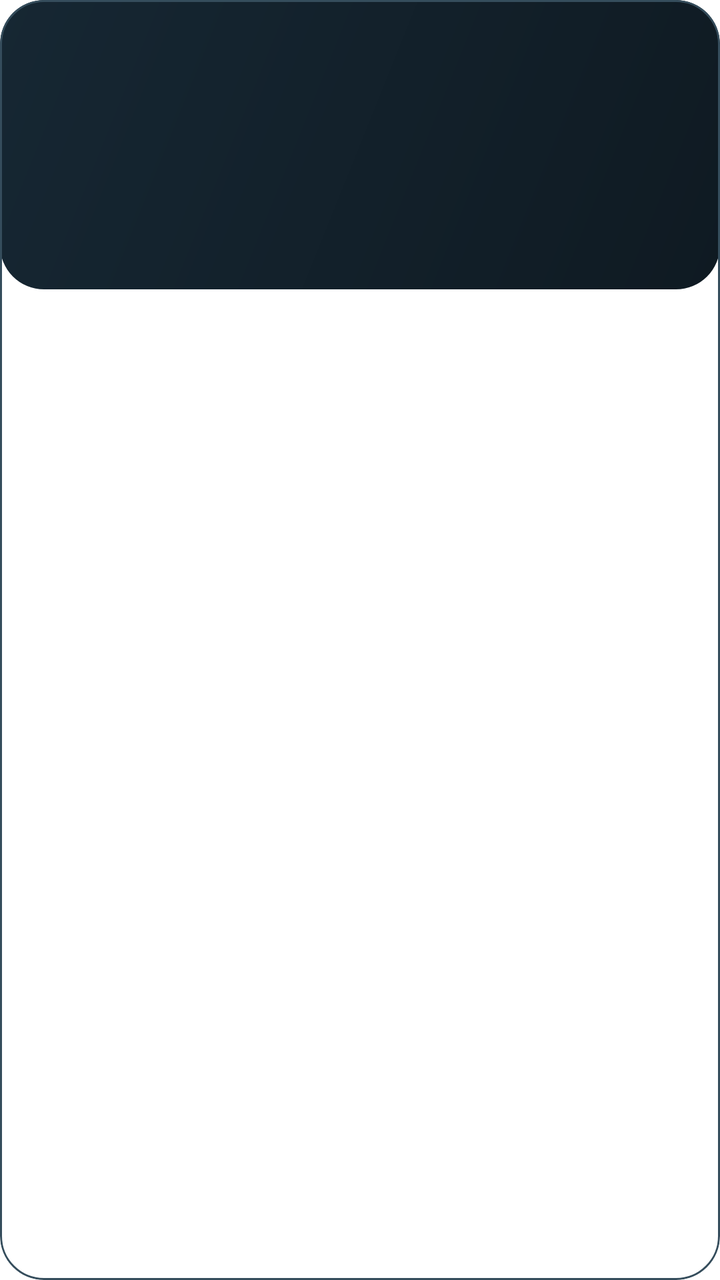
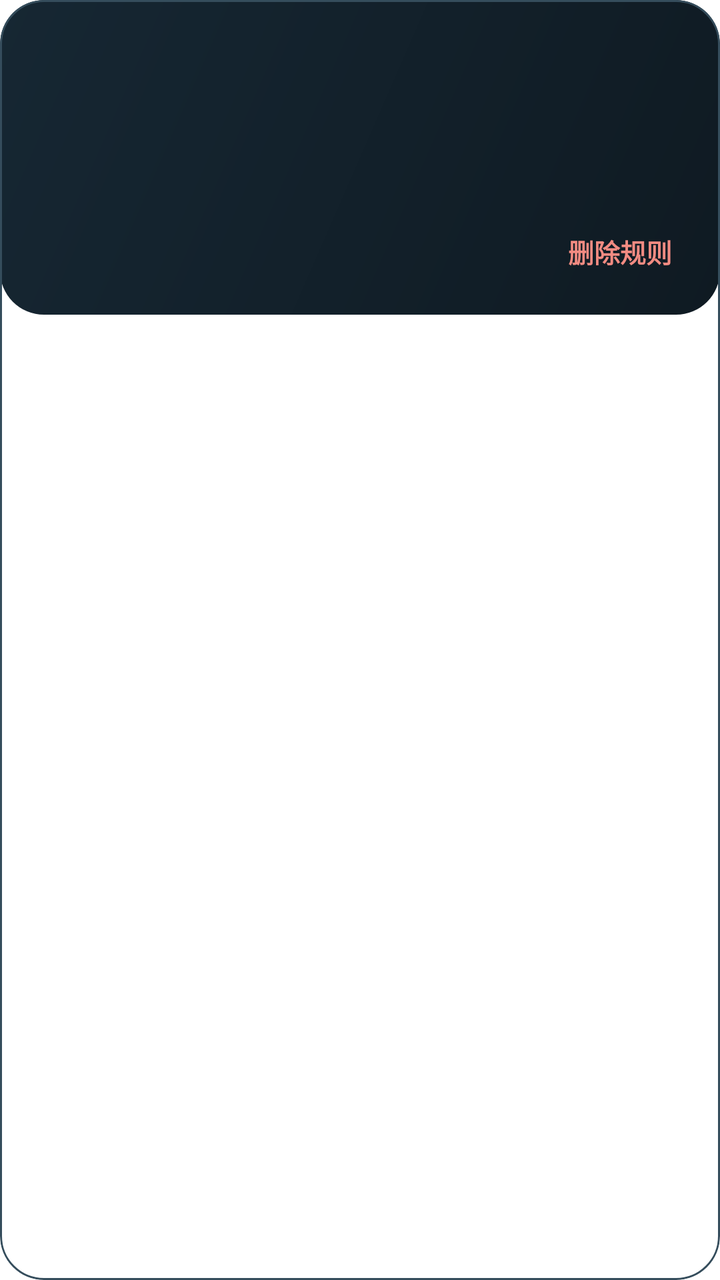

An Android layout rendered at two revisions. The XML below is the earlier revision; the diff shows what the commit changed to produce the second picture.
<!-- AndroidManifest.xml: application theme Theme.ParkingAlert -->
<!-- res/layout/item_rule.xml -->
<?xml version="1.0" encoding="utf-8"?>
<com.google.android.material.card.MaterialCardView xmlns:android="http://schemas.android.com/apk/res/android"
    xmlns:app="http://schemas.android.com/apk/res-auto"
    android:layout_width="match_parent"
    android:layout_height="wrap_content"
    android:layout_marginBottom="12dp"
    app:cardBackgroundColor="@android:color/transparent"
    app:cardCornerRadius="22dp"
    app:cardElevation="0dp"
    app:strokeColor="#354D5C"
    app:strokeWidth="1dp">

    <LinearLayout
        android:layout_width="match_parent"
        android:layout_height="wrap_content"
        android:background="@drawable/bg_rule_surface"
        android:orientation="vertical"
        android:padding="16dp">

        <LinearLayout
            android:layout_width="match_parent"
            android:layout_height="wrap_content"
            android:gravity="center_vertical"
            android:orientation="horizontal">

            <LinearLayout
                android:layout_width="0dp"
                android:layout_height="wrap_content"
                android:layout_weight="1"
                android:orientation="vertical">

                <TextView
                    android:id="@+id/ruleTitleText"
                    android:layout_width="wrap_content"
                    android:layout_height="wrap_content"
                    android:textColor="#F5F7FA"
                    android:textSize="17sp"
                    android:textStyle="bold" />

                <TextView
                    android:id="@+id/ruleBadgeText"
                    android:layout_width="wrap_content"
                    android:layout_height="wrap_content"
                    android:layout_marginTop="8dp"
                    android:paddingStart="10dp"
                    android:paddingTop="4dp"
                    android:paddingEnd="10dp"
                    android:paddingBottom="4dp"
                    android:textColor="#08100F"
                    android:textSize="11sp"
                    android:textStyle="bold" />
            </LinearLayout>

            <com.google.android.material.materialswitch.MaterialSwitch
                android:id="@+id/ruleEnabledSwitch"
                android:layout_width="wrap_content"
                android:layout_height="wrap_content"
                android:text=""
                app:showText="false"
                android:textColor="#F5F7FA" />
        </LinearLayout>

        <TextView
            android:id="@+id/ruleSummaryText"
            android:layout_width="match_parent"
            android:layout_height="wrap_content"
            android:layout_marginTop="14dp"
            android:lineSpacingExtra="2dp"
            android:textColor="#C7D5DE"
            android:textSize="14sp" />

        <TextView
            android:id="@+id/ruleMetaText"
            android:layout_width="match_parent"
            android:layout_height="wrap_content"
            android:layout_marginTop="10dp"
            android:textColor="#89A1AF"
            android:textSize="12sp" />
    </LinearLayout>
</com.google.android.material.card.MaterialCardView>
<!-- resources referenced by this layout -->
<resources>
  <!-- drawable bg_rule_surface (drawable) -->
  <?xml version="1.0" encoding="utf-8"?>
  <shape xmlns:android="http://schemas.android.com/apk/res/android">
      <corners android:radius="22dp" />
      <gradient
          android:angle="315"
          android:endColor="#0F1A22"
          android:startColor="#162733" />
  </shape>
  <style name="Theme.ParkingAlert" parent="Theme.MaterialComponents.DayNight.NoActionBar">
          <item name="colorPrimary">@color/signal_teal</item>
          <item name="colorPrimaryVariant">@color/signal_teal_dark</item>
          <item name="colorOnPrimary">#061412</item>
          <item name="colorSecondary">@color/signal_alert</item>
          <item name="colorOnSecondary">#FFF8F6</item>
          <item name="colorSurface">@color/panel_surface</item>
          <item name="colorOnSurface">#F5F7FA</item>
          <item name="android:statusBarColor" tools:targetApi="l">@color/app_shell</item>
      </style>
  <color name="signal_teal">#29FFD2</color>
  <color name="signal_teal_dark">#14C6A6</color>
  <color name="signal_alert">#FF6C5A</color>
  <color name="panel_surface">#13212B</color>
  <color name="app_shell">#071016</color>
</resources>

<!-- the commit's change to res/layout/item_rule.xml (unified diff, before → after) -->
@@ -31,33 +31,15 @@
 
                 <TextView
                     android:id="@+id/ruleTitleText"
-                    android:layout_width="wrap_content"
+                    android:layout_width="match_parent"
                     android:layout_height="wrap_content"
+                    android:ellipsize="end"
+                    android:maxLines="1"
                     android:textColor="#F5F7FA"
                     android:textSize="17sp"
                     android:textStyle="bold" />
-
-                <TextView
-                    android:id="@+id/ruleBadgeText"
-                    android:layout_width="wrap_content"
-                    android:layout_height="wrap_content"
-                    android:layout_marginTop="8dp"
-                    android:paddingStart="10dp"
-                    android:paddingTop="4dp"
-                    android:paddingEnd="10dp"
-                    android:paddingBottom="4dp"
-                    android:textColor="#08100F"
-                    android:textSize="11sp"
-                    android:textStyle="bold" />
             </LinearLayout>
 
-            <com.google.android.material.materialswitch.MaterialSwitch
-                android:id="@+id/ruleEnabledSwitch"
-                android:layout_width="wrap_content"
-                android:layout_height="wrap_content"
-                android:text=""
-                app:showText="false"
-                android:textColor="#F5F7FA" />
         </LinearLayout>
 
         <TextView
@@ -76,5 +58,45 @@
             android:layout_marginTop="10dp"
             android:textColor="#89A1AF"
             android:textSize="12sp" />
+
+        <LinearLayout
+            android:layout_width="match_parent"
+            android:layout_height="wrap_content"
+            android:layout_marginTop="12dp"
+            android:gravity="end|center_vertical"
+            android:orientation="horizontal">
+
+            <TextView
+                android:id="@+id/ruleToggleButton"
+                android:layout_width="wrap_content"
+                android:layout_height="wrap_content"
+                android:layout_marginEnd="8dp"
+                android:background="?attr/selectableItemBackgroundBorderless"
+                android:clickable="true"
+                android:focusable="true"
+                android:paddingStart="10dp"
+                android:paddingTop="6dp"
+                android:paddingEnd="10dp"
+                android:paddingBottom="6dp"
+                android:textColor="#7CF2C3"
+                android:textSize="13sp"
+                android:textStyle="bold" />
+
+            <TextView
+                android:id="@+id/ruleDeleteButton"
+                android:layout_width="wrap_content"
+                android:layout_height="wrap_content"
+                android:background="?attr/selectableItemBackgroundBorderless"
+                android:clickable="true"
+                android:focusable="true"
+                android:paddingStart="8dp"
+                android:paddingTop="6dp"
+                android:paddingEnd="8dp"
+                android:paddingBottom="6dp"
+                android:text="@string/delete_rule_button"
+                android:textColor="#F28B82"
+                android:textSize="13sp"
+                android:textStyle="bold" />
+        </LinearLayout>
     </LinearLayout>
 </com.google.android.material.card.MaterialCardView>
<!-- resource entries referenced after the edit -->
@@ -9,6 +9,7 @@
           android:endColor="#0F1A22"
           android:startColor="#162733" />
   </shape>
+  <string name="delete_rule_button">删除规则</string>
   <style name="Theme.ParkingAlert" parent="Theme.MaterialComponents.DayNight.NoActionBar">
           <item name="colorPrimary">@color/signal_teal</item>
           <item name="colorPrimaryVariant">@color/signal_teal_dark</item>
